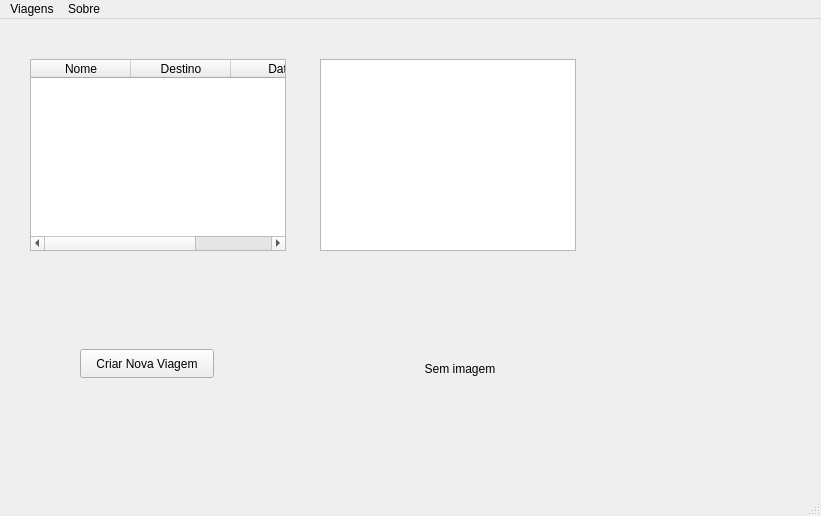
Before: the Qt Designer form MotorPlanner/windowviagem.ui in daiogocrs/trabalhofinal-prog2, drawn with Qt 5.
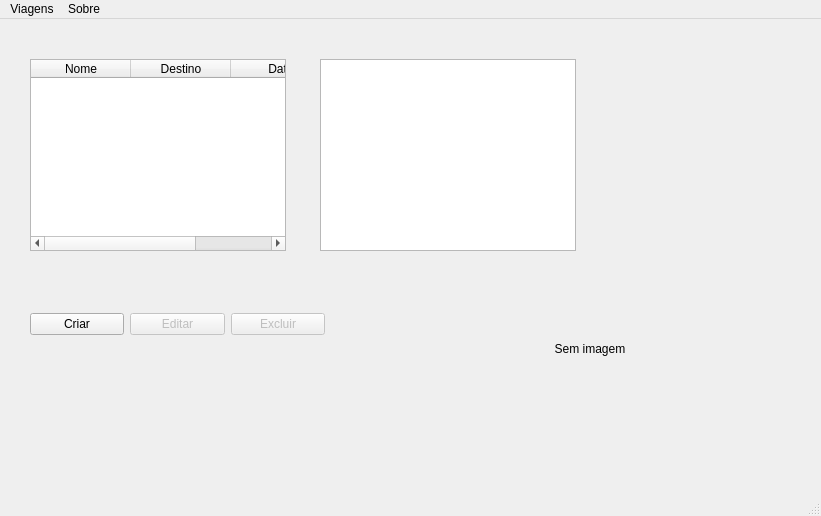
After: the same form once the commit is applied.

```diff
--- a/MotorPlanner/windowviagem.ui
+++ b/MotorPlanner/windowviagem.ui
@@ -33,24 +33,11 @@
      <bool>true</bool>
     </property>
    </widget>
-   <widget class="QPushButton" name="criarViagemButton">
-    <property name="geometry">
-     <rect>
-      <x>80</x>
-      <y>330</y>
-      <width>134</width>
-      <height>29</height>
-     </rect>
-    </property>
-    <property name="text">
-     <string>Criar Nova Viagem</string>
-    </property>
-   </widget>
    <widget class="QLabel" name="imagemLabel">
     <property name="geometry">
      <rect>
-      <x>410</x>
-      <y>250</y>
+      <x>540</x>
+      <y>230</y>
       <width>100</width>
       <height>200</height>
      </rect>
@@ -105,6 +92,45 @@
      </property>
     </column>
    </widget>
+   <widget class="QWidget" name="">
+    <property name="geometry">
+     <rect>
+      <x>30</x>
+      <y>290</y>
+      <width>295</width>
+      <height>31</height>
+     </rect>
+    </property>
+    <layout class="QHBoxLayout" name="horizontalLayout">
+     <item>
+      <widget class="QPushButton" name="criarViagemButton">
+       <property name="text">
+        <string>Criar</string>
+       </property>
+      </widget>
+     </item>
+     <item>
+      <widget class="QPushButton" name="editarViagemButton">
+       <property name="enabled">
+        <bool>false</bool>
+       </property>
+       <property name="text">
+        <string>Editar</string>
+       </property>
+      </widget>
+     </item>
+     <item>
+      <widget class="QPushButton" name="excluirViagemButton">
+       <property name="enabled">
+        <bool>false</bool>
+       </property>
+       <property name="text">
+        <string>Excluir</string>
+       </property>
+      </widget>
+     </item>
+    </layout>
+   </widget>
   </widget>
   <widget class="QMenuBar" name="menubar">
    <property name="geometry">
```
